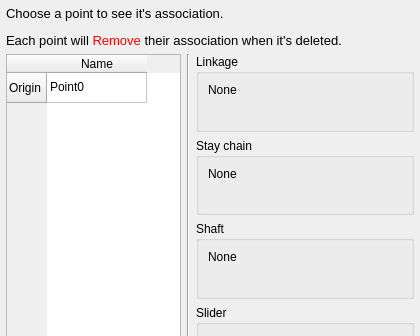
First picture: the form in core/dialog/association.ui, repository KmolYuan/Pyslvs-UI, before the edit; both pictures show x 0 to 420 and y 0 to 336 of the 420 by 500 pixel window.
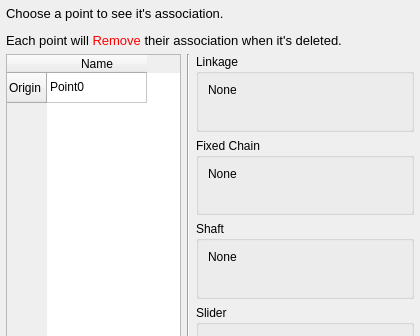
Second picture: the form after the edit. Icons and pictures are not drawn.

The edit to the form file:
```diff
--- a/core/dialog/association.ui
+++ b/core/dialog/association.ui
@@ -144,7 +144,7 @@
           </sizepolicy>
          </property>
          <property name="title">
-          <string>Stay chain</string>
+          <string>Fixed Chain</string>
          </property>
          <layout class="QVBoxLayout" name="verticalLayout_4">
           <item>
```
